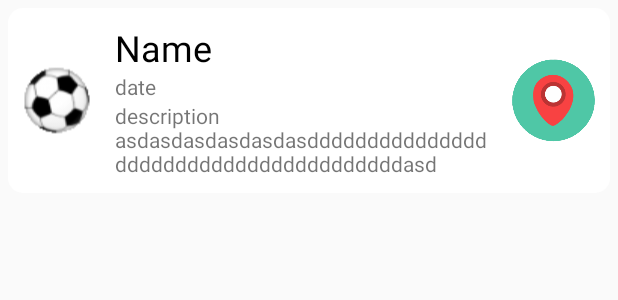
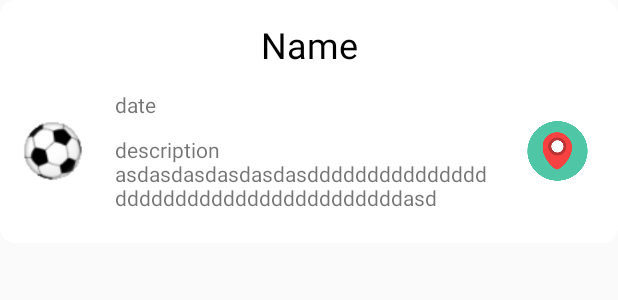
Before and after one commit to rpuxa/SamaraProjectClient, an Android app: the layout event_example.xml on its own in the app's theme, with its tools: preview values and no code run, on a phone screen of 412 x 824 dp. Shown: the top 300 px of the screen. Run offline under Robolectric (Android 15) with nearby library versions, the phone set to English and light mode, and no system bars.

```diff
--- a/app/src/main/java/ru/samara/mapapp/activities/contents/EventSearchContent.java
+++ b/app/src/main/java/ru/samara/mapapp/activities/contents/EventSearchContent.java
@@ -79,6 +79,7 @@ public class EventSearchContent extends Content {
             updateEvents();
             swipeRefreshLayout.setRefreshing(false);
         }, 0));
+
     }
 
     private AlertDialog createDialog() {
--- a/app/src/main/java/ru/samara/mapapp/events/EventTypeAdapter.java
+++ b/app/src/main/java/ru/samara/mapapp/events/EventTypeAdapter.java
@@ -66,6 +66,7 @@ public class EventTypeAdapter extends BaseAdapter {
             view = inflater.inflate(R.layout.item_type_layout, parent, false);
         }
         EventType type = getType(position);
+
         ((TextView) view.findViewById(R.id.event_type_name)).setText(type.getName());
         ((ImageView) view.findViewById(R.id.event_type_icon)).setImageResource(type.getIcon());
         return view;
--- a/app/src/main/java/ru/samara/mapapp/utils/DateUtils.java
+++ b/app/src/main/java/ru/samara/mapapp/utils/DateUtils.java
@@ -12,7 +12,6 @@ public final class DateUtils {
     }
 
     public static String dateToString(GregorianCalendar calendar) {
-
         return printZero(calendar.get(Calendar.HOUR_OF_DAY))
                 + ":" +
                 printZero(calendar.get(Calendar.MINUTE))
--- a/app/src/main/res/layout/event_example.xml
+++ b/app/src/main/res/layout/event_example.xml
@@ -4,18 +4,39 @@
     xmlns:tools="http://schemas.android.com/tools"
     android:layout_width="match_parent"
     android:layout_height="wrap_content"
+    android:background="@drawable/rounded"
+    android:gravity="center"
+    android:orientation="vertical"
     android:padding="10dp"
     android:paddingBottom="10dp"
     android:paddingTop="10dp"
-    android:layout_margin="5dp"
-    android:background="@drawable/rounded"
     tools:context="ru.samara.mapapp.activities.MainActivity">
 
+
+    <TextView
+        android:id="@+id/eventName"
+        android:layout_width="match_parent"
+        android:layout_height="wrap_content"
+        android:layout_gravity="center"
+        android:layout_weight="1"
+        android:gravity="center"
+        android:padding="3dp"
+        android:text="Name"
+        android:textColor="@color/common_google_signin_btn_text_dark_focused"
+        android:textSize="24sp" />
+
+    <LinearLayout
+        android:layout_width="match_parent"
+        android:layout_height="wrap_content"
+        android:layout_weight="1"
+        android:orientation="horizontal"
+        android:padding="5dp">
 
         <LinearLayout
             android:id="@+id/event_touch_layout"
             android:layout_width="match_parent"
             android:layout_height="wrap_content"
+            android:layout_gravity="center"
             android:layout_marginEnd="16dp"
             android:layout_weight="1"
             android:orientation="horizontal"
@@ -24,38 +45,35 @@
 
             <ImageView
                 android:id="@+id/eventIcon"
-            android:layout_width="wrap_content"
-            android:layout_height="match_parent"
+                android:layout_width="40dp"
+                android:layout_height="40dp"
+                android:layout_gravity="center"
                 android:layout_marginRight="16dp"
                 android:layout_weight="0"
                 app:srcCompat="@drawable/sport" />
 
             <LinearLayout
-            android:layout_width="wrap_content"
+                android:layout_width="match_parent"
                 android:layout_height="wrap_content"
                 android:layout_weight="1"
                 android:orientation="vertical">
 
                 <TextView
-                android:id="@+id/eventName"
-                android:layout_width="match_parent"
-                android:layout_height="wrap_content"
-                android:text="Name"
-                android:textColor="@color/common_google_signin_btn_text_dark_focused"
-                android:textSize="24sp" />
-
-            <TextView
                     android:id="@+id/eventDate"
                     android:layout_width="match_parent"
                     android:layout_height="wrap_content"
+                    android:layout_margin="2dp"
                     android:layout_weight="1"
+                    android:padding="3dp"
                     android:text="date" />
 
                 <TextView
                     android:id="@+id/eventShortDescription"
                     android:layout_width="match_parent"
                     android:layout_height="wrap_content"
+                    android:layout_margin="2dp"
                     android:layout_weight="1"
+                    android:padding="3dp"
                     android:text="description asdasdasdasdasdasdddddddddddddddddddddddddddddddddddddddasd" />
 
             </LinearLayout>
@@ -64,10 +82,11 @@
 
         <ImageView
             android:id="@+id/eventOpenMap"
-        android:layout_width="500dp"
-        android:layout_height="match_parent"
+            android:layout_width="100dp"
+            android:layout_height="40dp"
             android:layout_gravity="center"
-        android:layout_weight="8"
+            android:layout_weight="1"
             app:srcCompat="@drawable/google_maps_icon" />
+    </LinearLayout>
 
 </LinearLayout>
--- a/app/src/main/res/layout/event_list.xml
+++ b/app/src/main/res/layout/event_list.xml
@@ -50,8 +50,8 @@
             android:id="@+id/mainEventList"
             android:layout_width="match_parent"
             android:layout_height="match_parent"
-            android:divider="@color/grey"
-            android:dividerHeight="1dp"
+            android:divider="@color/darkGrey"
+            android:dividerHeight="2dp"
             android:elevation="4dp"
             android:scrollbars="horizontal|vertical"
             android:translationZ="2dp" />
--- a/app/src/main/res/values/colors.xml
+++ b/app/src/main/res/values/colors.xml
@@ -5,5 +5,7 @@
     <color name="colorAccent">#ff4081</color>
     <color name="black">#000000</color>
     <color name="grey">#faf8f8</color>
+    <color name="darkGrey">#ded4d4</color>
     <color name="mainColor">#50c9a8</color>
+    <color name="red">#FFC40909</color>
 </resources>
```
Also changed, not shown: app/src/main/java/ru/samara/mapapp/activities/contents/EventLayoutContent.java (+31 -2 lines), app/src/main/java/ru/samara/mapapp/events/Event.java (+7 -6 lines), app/src/main/res/layout/event_layout.xml (+31 -3 lines), app/src/main/res/drawable/app_icon.png. Lines whose indentation alone changed are shown as unchanged.
